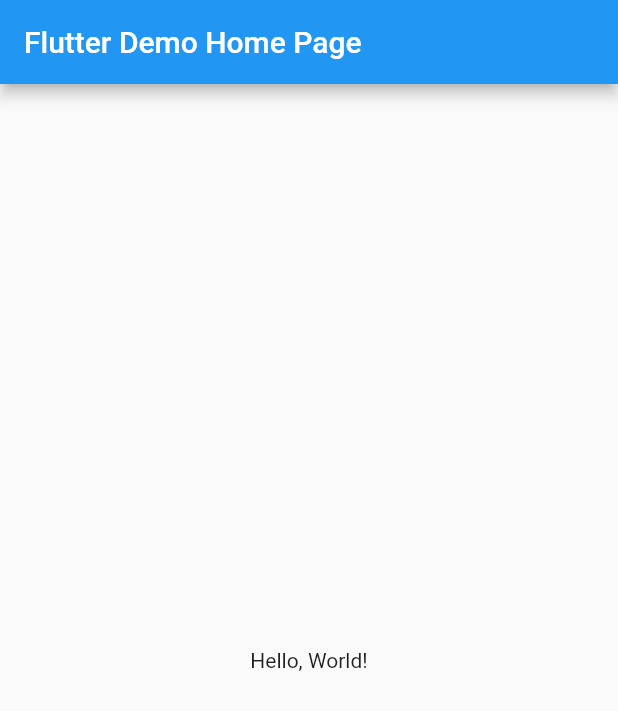
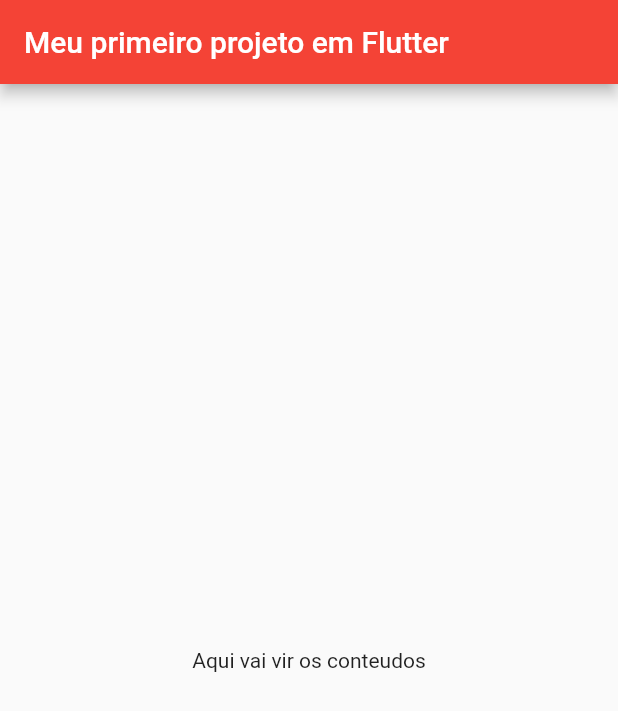
Before and after one commit to fabriciorangel07/RichBank, a Flutter app: the screen it shows after launch, on a phone screen of 412 x 824 dp. Shown: the top 711 px of the screen. Run offline on Flutter 3.47's test engine with Material 2 defaults, Android fonts, the phone set to English and light mode, and no system bars.

```diff
--- a/lib/main.dart
+++ b/lib/main.dart
@@ -12,10 +12,10 @@ class MyApp extends StatelessWidget {
       // Application theme data, you can set the colors for the application as
       // you want
       theme: ThemeData(
-        primarySwatch: Colors.blue,
+        primarySwatch: Colors.red,
       ),
       // A widget which will be started on application startup
-      home: MyHomePage(title: 'Flutter Demo Home Page'),
+      home: MyHomePage(title: 'Meu primeiro projeto em Flutter'),
     );
   }
 }
@@ -33,7 +33,7 @@ class MyHomePage extends StatelessWidget {
       ),
       body: Center(
         child: Text(
-          'Hello, World!',
+          'Aqui vai vir os conteudos',
         ),
       ),
     );
```
Also changed, not shown: 1 other file.
